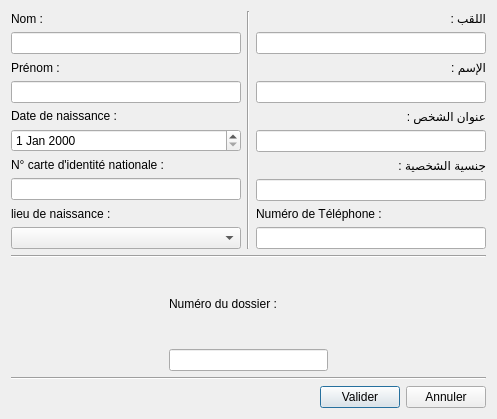
Before: the Qt Designer form Auto_Ecole/candidat/addcandidat.ui in AmineHouari98/auto_Ecole, drawn with Qt 5.
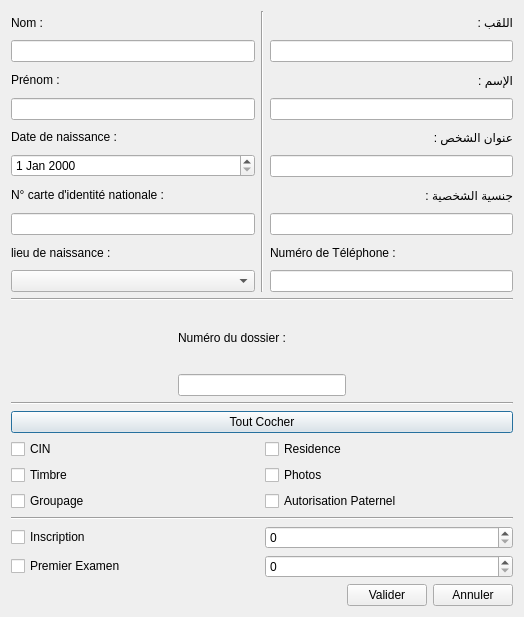
After: the same form once the commit is applied.

Diff of the .ui file:
```diff
--- a/Auto_Ecole/candidat/addcandidat.ui
+++ b/Auto_Ecole/candidat/addcandidat.ui
@@ -6,8 +6,8 @@
    <rect>
     <x>0</x>
     <y>0</y>
-    <width>497</width>
-    <height>419</height>
+    <width>524</width>
+    <height>617</height>
    </rect>
   </property>
   <property name="windowTitle">
@@ -16,8 +16,8 @@
   <property name="styleSheet">
    <string notr="true">font: 57 10pt &quot;Yu Gothic Medium&quot;;</string>
   </property>
-  <layout class="QVBoxLayout" name="verticalLayout_14">
-   <item>
+  <layout class="QGridLayout" name="gridLayout">
+   <item row="0" column="0">
     <layout class="QHBoxLayout" name="horizontalLayout_2">
      <item>
       <layout class="QVBoxLayout" name="verticalLayout_13">
@@ -180,7 +180,7 @@
      </item>
     </layout>
    </item>
-   <item>
+   <item row="1" column="0">
     <layout class="QVBoxLayout" name="verticalLayout_11">
      <item>
       <widget class="Line" name="line_2">
@@ -234,15 +234,119 @@
       </layout>
      </item>
      <item>
-      <widget class="Line" name="line_3">
+      <layout class="QVBoxLayout" name="verticalLayout_14">
+       <item>
+        <widget class="Line" name="line_3">
+         <property name="orientation">
+          <enum>Qt::Horizontal</enum>
+         </property>
+        </widget>
+       </item>
+       <item>
+        <widget class="QPushButton" name="pushButton">
+         <property name="text">
+          <string>Tout Cocher</string>
+         </property>
+        </widget>
+       </item>
+       <item>
+        <layout class="QHBoxLayout" name="horizontalLayout_4">
+         <item>
+          <widget class="QCheckBox" name="checkBox_CIN">
+           <property name="text">
+            <string>CIN</string>
+           </property>
+          </widget>
+         </item>
+         <item>
+          <widget class="QCheckBox" name="checkBox_Res">
+           <property name="text">
+            <string>Residence</string>
+           </property>
+          </widget>
+         </item>
+        </layout>
+       </item>
+       <item>
+        <layout class="QHBoxLayout" name="horizontalLayout_5">
+         <item>
+          <widget class="QCheckBox" name="checkBox_Tim">
+           <property name="text">
+            <string>Timbre</string>
+           </property>
+          </widget>
+         </item>
+         <item>
+          <widget class="QCheckBox" name="checkBox_Photo">
+           <property name="text">
+            <string>Photos</string>
+           </property>
+          </widget>
+         </item>
+        </layout>
+       </item>
+       <item>
+        <layout class="QHBoxLayout" name="horizontalLayout_6">
+         <item>
+          <widget class="QCheckBox" name="checkBox_Gr">
+           <property name="text">
+            <string>Groupage</string>
+           </property>
+          </widget>
+         </item>
+         <item>
+          <widget class="QCheckBox" name="checkBox_AP">
+           <property name="text">
+            <string>Autorisation Paternel</string>
+           </property>
+          </widget>
+         </item>
+        </layout>
+       </item>
+      </layout>
+     </item>
+     <item>
+      <widget class="Line" name="line_4">
        <property name="orientation">
         <enum>Qt::Horizontal</enum>
        </property>
       </widget>
      </item>
+     <item>
+      <layout class="QVBoxLayout" name="verticalLayout_15">
+       <item>
+        <layout class="QHBoxLayout" name="horizontalLayout_7">
+         <item>
+          <widget class="QCheckBox" name="checkBox_ins">
+           <property name="text">
+            <string>Inscription</string>
+           </property>
+          </widget>
+         </item>
+         <item>
+          <widget class="QSpinBox" name="spinBox_ins"/>
+         </item>
+        </layout>
+       </item>
+       <item>
+        <layout class="QHBoxLayout" name="horizontalLayout_8">
+         <item>
+          <widget class="QCheckBox" name="checkBox_PrE">
+           <property name="text">
+            <string>Premier Examen</string>
+           </property>
+          </widget>
+         </item>
+         <item>
+          <widget class="QSpinBox" name="spinBox_PrE"/>
+         </item>
+        </layout>
+       </item>
+      </layout>
+     </item>
     </layout>
    </item>
-   <item>
+   <item row="2" column="0">
     <layout class="QHBoxLayout" name="horizontalLayout_3">
      <item>
       <spacer name="horizontalSpacer">
```
